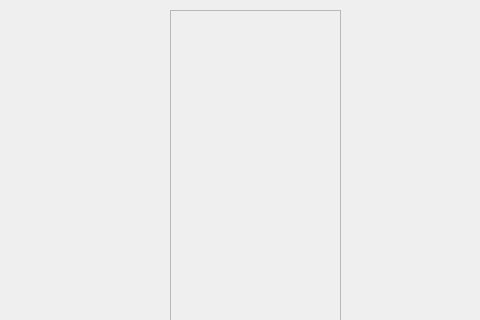
Above: spriteeditor.ui from 25hlarsen4/Sprite-Editor before the change; both pictures show x 0 to 480 and y 0 to 320 of the 800 by 600 pixel window. Below: the same form after it.
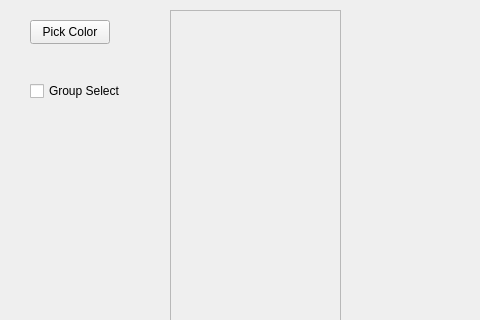
That is the form after the change. Custom widgets are drawn as their Qt base class.

Commit message: Added group select checkbox and color picker.

What changed in the file:
```diff
--- a/spriteeditor.ui
+++ b/spriteeditor.ui
@@ -57,6 +57,42 @@
      </rect>
     </property>
    </widget>
+   <widget class="ColorPicker" name="colorPickerWidget" native="true">
+    <property name="geometry">
+     <rect>
+      <x>370</x>
+      <y>10</y>
+      <width>120</width>
+      <height>80</height>
+     </rect>
+    </property>
+   </widget>
+   <widget class="QPushButton" name="pickColorButton">
+    <property name="geometry">
+     <rect>
+      <x>30</x>
+      <y>20</y>
+      <width>80</width>
+      <height>24</height>
+     </rect>
+    </property>
+    <property name="text">
+     <string>Pick Color</string>
+    </property>
+   </widget>
+   <widget class="QCheckBox" name="groupSelectCheckBox">
+    <property name="geometry">
+     <rect>
+      <x>30</x>
+      <y>80</y>
+      <width>91</width>
+      <height>22</height>
+     </rect>
+    </property>
+    <property name="text">
+     <string>Group Select</string>
+    </property>
+   </widget>
   </widget>
   <widget class="QMenuBar" name="menubar">
    <property name="geometry">
@@ -80,7 +116,13 @@
   <customwidget>
    <class>SpritePreview</class>
    <extends>QWidget</extends>
-   <header location="global">spritepreview.h</header>
+   <header>spritepreview.h</header>
+   <container>1</container>
+  </customwidget>
+  <customwidget>
+   <class>ColorPicker</class>
+   <extends>QWidget</extends>
+   <header location="global">colorpicker.h</header>
    <container>1</container>
   </customwidget>
  </customwidgets>
```
